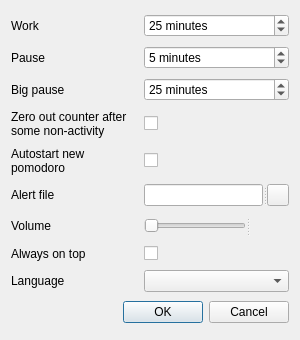
rtkt/pomodoro, file src/settings.ui: the form before one commit.
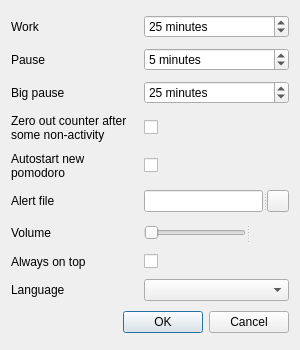
The form after the commit.

The edit to the form file:
```diff
--- a/src/settings.ui
+++ b/src/settings.ui
@@ -7,13 +7,13 @@
     <x>0</x>
     <y>0</y>
     <width>300</width>
-    <height>340</height>
+    <height>350</height>
    </rect>
   </property>
   <property name="minimumSize">
    <size>
     <width>300</width>
-    <height>340</height>
+    <height>350</height>
    </size>
   </property>
   <property name="windowTitle">
@@ -225,6 +225,9 @@
       <property name="text">
        <string/>
       </property>
+      <property name="alignment">
+       <set>Qt::AlignRight|Qt::AlignTrailing|Qt::AlignVCenter</set>
+      </property>
      </widget>
     </widget>
    </item>
```
Left out of the diff: 8 changed lines with no effect on the pictures.
